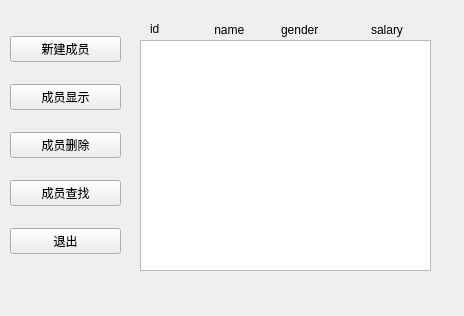
Old version of the form Company/secondwindow.ui in the repository 422313468/mycpp.
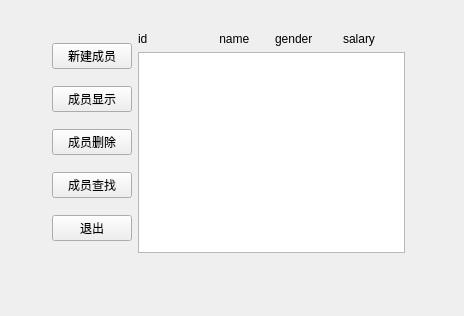
New version of the form.

```diff
--- a/Company/secondwindow.ui
+++ b/Company/secondwindow.ui
@@ -13,15 +13,17 @@
   <property name="windowTitle">
    <string>Form</string>
   </property>
-  <widget class="QWidget" name="layoutWidget">
+  <widget class="QWidget" name="">
    <property name="geometry">
     <rect>
-     <x>10</x>
-     <y>20</y>
-     <width>111</width>
-     <height>251</height>
+     <x>52</x>
+     <y>32</y>
+     <width>353</width>
+     <height>221</height>
     </rect>
    </property>
+   <layout class="QHBoxLayout" name="horizontalLayout_2">
+    <item>
    <layout class="QVBoxLayout" name="verticalLayout">
     <item>
      <widget class="QPushButton" name="createusr">
@@ -59,68 +61,47 @@
      </widget>
     </item>
    </layout>
-  </widget>
-  <widget class="QTextEdit" name="memberEdit">
-   <property name="geometry">
-    <rect>
-     <x>140</x>
-     <y>40</y>
-     <width>291</width>
-     <height>231</height>
-    </rect>
-   </property>
-  </widget>
-  <widget class="QLabel" name="label">
-   <property name="geometry">
-    <rect>
-     <x>201</x>
-     <y>21</y>
-     <width>51</width>
-     <height>17</height>
-    </rect>
-   </property>
-   <property name="text">
-    <string>    name</string>
-   </property>
-  </widget>
+    </item>
+    <item>
+     <layout class="QVBoxLayout" name="verticalLayout_2">
+      <item>
+       <layout class="QHBoxLayout" name="horizontalLayout">
+        <item>
   <widget class="QLabel" name="label_3">
-   <property name="geometry">
-    <rect>
-     <x>150</x>
-     <y>20</y>
-     <width>31</width>
-     <height>17</height>
-    </rect>
-   </property>
    <property name="text">
     <string>id</string>
    </property>
   </widget>
+        </item>
+        <item>
+         <widget class="QLabel" name="label">
+          <property name="text">
+           <string>    name</string>
+          </property>
+         </widget>
+        </item>
+        <item>
   <widget class="QLabel" name="label_5">
-   <property name="geometry">
-    <rect>
-     <x>281</x>
-     <y>21</y>
-     <width>49</width>
-     <height>17</height>
-    </rect>
-   </property>
    <property name="text">
     <string>gender</string>
    </property>
   </widget>
+        </item>
+        <item>
   <widget class="QLabel" name="label_4">
-   <property name="geometry">
-    <rect>
-     <x>371</x>
-     <y>21</y>
-     <width>41</width>
-     <height>17</height>
-    </rect>
-   </property>
    <property name="text">
     <string>salary</string>
    </property>
+         </widget>
+        </item>
+       </layout>
+      </item>
+      <item>
+       <widget class="QTextEdit" name="memberEdit"/>
+      </item>
+     </layout>
+    </item>
+   </layout>
   </widget>
  </widget>
  <resources/>
```
Lines whose indentation alone changed are shown as unchanged.
